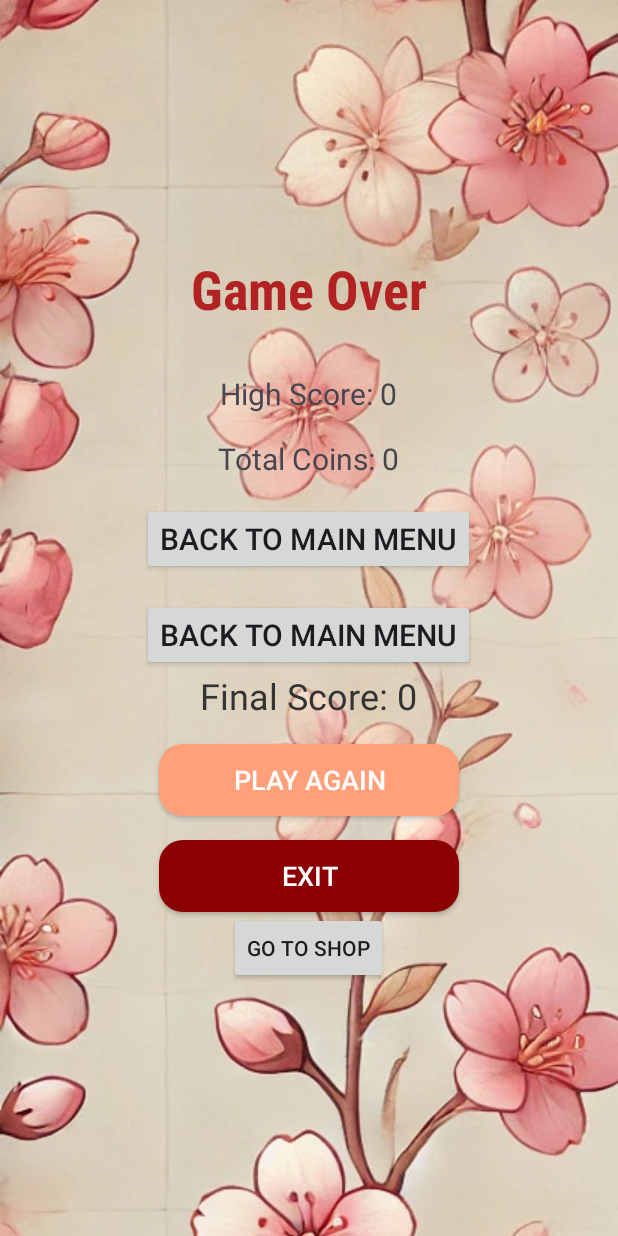
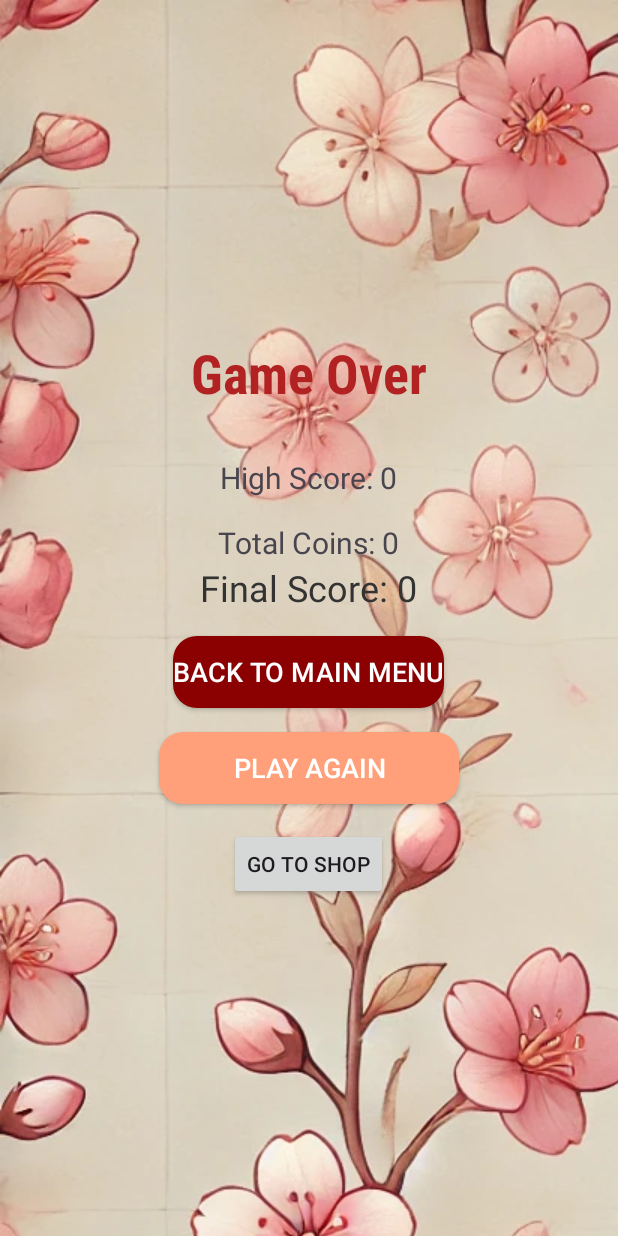
Before and after one commit to itayco123/Myfinalgame, an Android app: the GameOverActivity screen opened directly, with no data from a screen before it, on a phone screen of 412 x 824 dp. Run offline under Robolectric (Android 15) with nearby library versions, the light colour scheme and no system bars; our stand-ins replace Firebase (no records; nobody signed in at launch, a user with empty details on screens opened directly).

Commit message:
gameOver XML

```diff
--- a/app/src/main/java/com/cohen/myfinalgame/GameOverActivity.java
+++ b/app/src/main/java/com/cohen/myfinalgame/GameOverActivity.java
@@ -18,7 +18,7 @@ import java.util.HashMap;
 public class GameOverActivity extends Activity {
 
     private TextView finalScoreText, highScoreText, coinsText;
-    private Button playAgainButton, exitButton, shopButton, backToMainButton;
+    private Button playAgainButton, shopButton, backToMainButton;
 
     @Override
     protected void onCreate(Bundle savedInstanceState) {
@@ -30,7 +30,6 @@ public class GameOverActivity extends Activity {
         highScoreText = findViewById(R.id.highScoreText);
         coinsText = findViewById(R.id.coinsText);
         playAgainButton = findViewById(R.id.playAgainButton);
-        exitButton = findViewById(R.id.exitButton);
         shopButton = findViewById(R.id.shopButton);
         backToMainButton = findViewById(R.id.backToMainButton);
 
@@ -74,7 +73,6 @@ public class GameOverActivity extends Activity {
             finish();
         });
 
-        exitButton.setOnClickListener(v -> finishAffinity());
 
         shopButton.setOnClickListener(v -> {
             Intent intent = new Intent(GameOverActivity.this, ShopActivity.class);
--- a/app/src/main/res/layout/activity_game_over.xml
+++ b/app/src/main/res/layout/activity_game_over.xml
@@ -34,23 +34,9 @@
         android:textSize="20sp"
         android:layout_marginTop="16dp"
         android:layout_gravity="center_horizontal" />
-    <Button
-        android:id="@+id/backToMainButton"
-        android:layout_width="wrap_content"
-        android:layout_height="wrap_content"
-        android:text="Back to Main Menu"
-        android:textSize="20sp"
-        android:layout_marginTop="16dp"
-        android:layout_gravity="center_horizontal"/>
 
-    <Button
-        android:id="@+id/leaderboardButton"
-        android:layout_width="wrap_content"
-        android:layout_height="wrap_content"
-        android:text="Back to Main Menu"
-        android:textSize="20sp"
-        android:layout_marginTop="16dp"
-        android:layout_gravity="center_horizontal"/>
+
+
 
 
     <!-- Score Display -->
@@ -65,6 +51,17 @@
         android:layout_gravity="center"
         android:layout_marginBottom="16dp" />
 
+    <Button
+        android:id="@+id/backToMainButton"
+        android:layout_width="wrap_content"
+        android:layout_height="wrap_content"
+        android:text="Back to Main Menu"
+        android:textSize="18sp"
+        android:backgroundTint="#8B0000"
+        android:textColor="#FFFFFF"
+        android:layout_marginBottom="16dp"
+        android:background="@drawable/rounded_button"/>
+
 
     <!-- Play Again Button -->
     <Button
@@ -78,16 +75,7 @@
     android:layout_marginBottom="16dp"
     android:background="@drawable/rounded_button"/>
 
-    <!-- Exit Button -->
-    <Button
-        android:id="@+id/exitButton"
-        android:layout_width="200dp"
-        android:layout_height="wrap_content"
-        android:text="Exit"
-    android:textSize="18sp"
-    android:backgroundTint="#8B0000"
-    android:textColor="#FFFFFF"
-    android:background="@drawable/rounded_button" />
+
     <Button
         android:id="@+id/shopButton"
         android:layout_width="wrap_content"
--- a/gradle.properties
+++ b/gradle.properties
@@ -19,3 +19,4 @@ android.useAndroidX=true
 # resources declared in the library itself and none from the library's dependencies,
 # thereby reducing the size of the R class for that library
 android.nonTransitiveRClass=true
+org.gradle.configuration-cache=true
```
